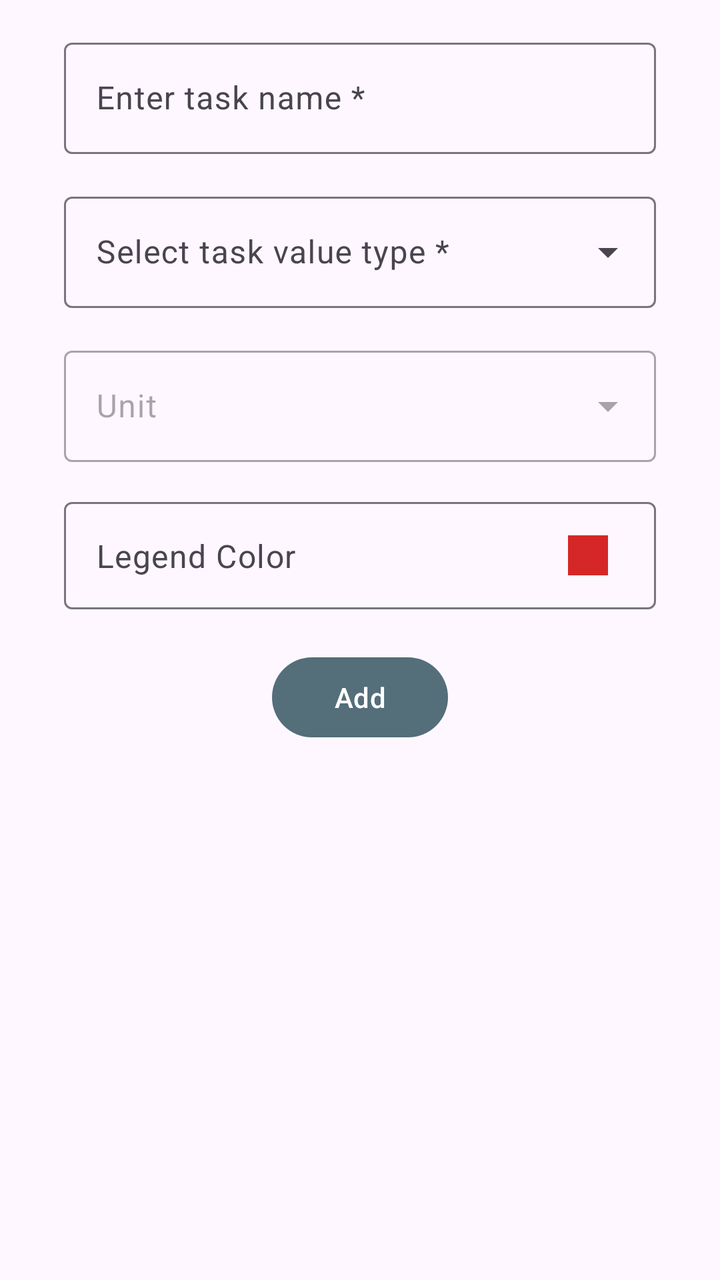
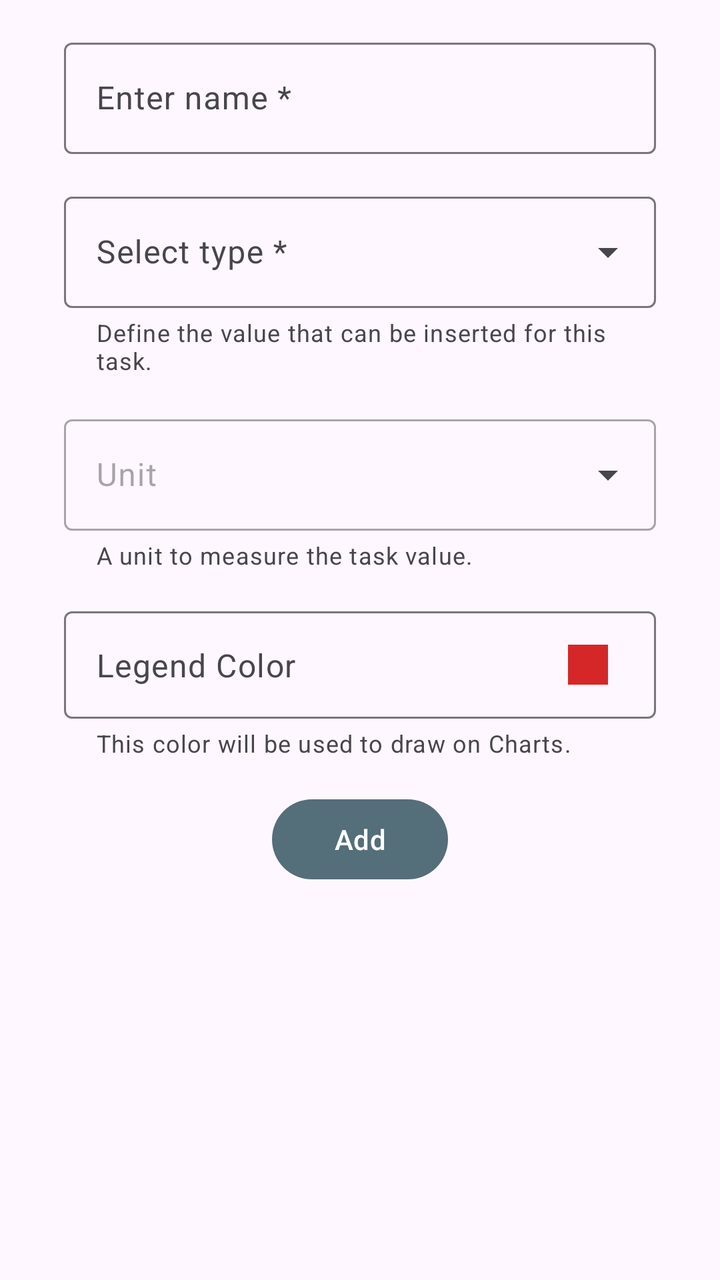

An Android layout rendered at two revisions. The XML below is the earlier revision; the diff shows what the commit changed to produce the second picture.
<!-- AndroidManifest.xml: application theme Theme.TaskTracker -->
<!-- res/layout/fragment_task.xml -->
<?xml version="1.0" encoding="utf-8"?>
<androidx.core.widget.NestedScrollView xmlns:android="http://schemas.android.com/apk/res/android"
    xmlns:app="http://schemas.android.com/apk/res-auto"
    xmlns:tools="http://schemas.android.com/tools"
    android:layout_width="match_parent"
    android:layout_height="match_parent"
    tools:context=".gui.fragments.TaskFragment">

    <androidx.constraintlayout.widget.ConstraintLayout
        android:layout_width="match_parent"
        android:layout_height="match_parent"
        android:paddingLeft="16dp"
        android:paddingRight="16dp">

        <com.google.android.material.textfield.TextInputLayout
            android:id="@+id/task_name_input_layout"
            android:layout_width="match_parent"
            android:layout_height="wrap_content"
            android:layout_marginStart="16dp"
            android:layout_marginTop="16dp"
            android:layout_marginEnd="16dp"
            android:hint="@string/task_header_name"
            app:layout_constraintStart_toStartOf="parent"
            app:layout_constraintTop_toTopOf="parent">

            <com.google.android.material.textfield.TextInputEditText
                android:id="@+id/task_name_edittext"
                android:layout_width="match_parent"
                android:layout_height="wrap_content"
                android:inputType="textCapSentences" />

        </com.google.android.material.textfield.TextInputLayout>

        <com.google.android.material.textfield.TextInputLayout
            android:id="@+id/task_type_input_layout"
            style="@style/Widget.Material3.TextInputLayout.OutlinedBox.ExposedDropdownMenu"
            android:layout_width="match_parent"
            android:layout_height="wrap_content"
            android:layout_marginStart="16dp"
            android:layout_marginTop="16dp"
            android:layout_marginEnd="16dp"
            android:hint="@string/task_header_type"
            app:layout_constraintStart_toStartOf="parent"
            app:layout_constraintTop_toBottomOf="@+id/task_name_input_layout">

            <AutoCompleteTextView
                android:id="@+id/task_type_edittext"
                android:layout_width="match_parent"
                android:layout_height="wrap_content"
                android:inputType="none" />

        </com.google.android.material.textfield.TextInputLayout>

        <com.google.android.material.textfield.TextInputLayout
            android:id="@+id/task_units_input_layout"
            style="@style/Widget.Material3.TextInputLayout.OutlinedBox.ExposedDropdownMenu"
            android:layout_width="match_parent"
            android:layout_height="wrap_content"
            android:layout_marginStart="16dp"
            android:layout_marginTop="16dp"
            android:layout_marginEnd="16dp"
            android:enabled="false"
            android:hint="@string/task_header_unit"
            app:layout_constraintStart_toStartOf="parent"
            app:layout_constraintTop_toBottomOf="@+id/task_type_input_layout">

            <AutoCompleteTextView
                android:id="@+id/task_units_edittext"
                android:layout_width="match_parent"
                android:layout_height="wrap_content"
                android:inputType="none" />

        </com.google.android.material.textfield.TextInputLayout>


        <Button
            android:id="@+id/task_color_input_button"
            style="@style/Widget.Material3.Button.OutlinedButton.Icon"
            android:layout_width="match_parent"
            android:layout_height="wrap_content"
            android:layout_marginStart="16dp"
            android:layout_marginTop="16dp"
            android:layout_marginEnd="16dp"
            android:gravity="start"
            android:paddingTop="16dp"
            android:paddingBottom="16dp"
            android:text="@string/task_header_color"
            android:textAppearance="?attr/textAppearanceBodyLarge"
            android:textColor="?attr/colorOnSurfaceVariant"
            app:icon="@color/legend_red"
            app:iconGravity="end"
            app:iconSize="20dp"
            app:iconTint="@color/legend_red"
            app:layout_constraintEnd_toEndOf="parent"
            app:layout_constraintStart_toStartOf="parent"
            app:layout_constraintTop_toBottomOf="@+id/task_units_input_layout"
            app:shapeAppearance="?attr/shapeAppearanceSmallComponent"
            app:strokeColor="?attr/colorOutline" />

        <Button
            android:id="@+id/button_add"
            android:layout_width="wrap_content"
            android:layout_height="wrap_content"
            android:layout_marginTop="16dp"
            android:text="@string/add"
            app:layout_constraintEnd_toEndOf="parent"
            app:layout_constraintStart_toStartOf="parent"
            app:layout_constraintTop_toBottomOf="@+id/task_color_input_button" />

    </androidx.constraintlayout.widget.ConstraintLayout>
</androidx.core.widget.NestedScrollView>
<!-- resources referenced by this layout -->
<resources>
  <color name="legend_red">#D62728</color>
  <string name="add">Add</string>
  <string name="task_header_color">Legend Color</string>
  <string name="task_header_name">Enter task name *</string>
  <string name="task_header_type">Select task value type *</string>
  <string name="task_header_unit">Unit</string>
  <style name="Theme.TaskTracker" parent="Base.Theme.TaskTracker" />
  <style name="Base.Theme.TaskTracker" parent="Theme.Material3.Light.NoActionBar">
          
          <item name="colorPrimaryDark">@color/colorPrimaryDark</item>
          <item name="colorAccent">@color/colorAccent</item>
          <item name="colorPrimary">@color/colorPrimary</item>
          <item name="colorOnPrimary">@color/white</item>
          <item name="colorPrimaryContainer">@color/colorPrimary</item>
          <item name="colorOnPrimaryContainer">@color/white</item>
          <item name="colorSecondaryContainer">@color/colorPrimaryLight</item>
          <item name="colorOnSecondaryContainer">@color/white</item>
          <item name="colorSurfaceVariant">@color/colorSecondaryLight</item>
      </style>
  <color name="colorPrimaryDark">#29434e</color>
  <color name="colorAccent">#546e7a</color>
  <color name="colorPrimary">#546e7a</color>
  <color name="white">#FFFFFF</color>
  <color name="colorPrimaryLight">#819ca9</color>
  <color name="colorSecondaryLight">#c1d5e0</color>
</resources>

<!-- the commit's change to res/layout/fragment_task.xml (unified diff, before → after) -->
@@ -40,6 +40,7 @@
             android:layout_marginTop="16dp"
             android:layout_marginEnd="16dp"
             android:hint="@string/task_header_type"
+            app:helperText="@string/task_details_type"
             app:layout_constraintStart_toStartOf="parent"
             app:layout_constraintTop_toBottomOf="@+id/task_name_input_layout">
 
@@ -61,6 +62,7 @@
             android:layout_marginEnd="16dp"
             android:enabled="false"
             android:hint="@string/task_header_unit"
+            app:helperText="@string/task_details_unit"
             app:layout_constraintStart_toStartOf="parent"
             app:layout_constraintTop_toBottomOf="@+id/task_type_input_layout">
 
@@ -90,12 +92,25 @@
             app:icon="@color/legend_red"
             app:iconGravity="end"
             app:iconSize="20dp"
+            app:helperText="@string/task_details_color"
             app:iconTint="@color/legend_red"
             app:layout_constraintEnd_toEndOf="parent"
             app:layout_constraintStart_toStartOf="parent"
             app:layout_constraintTop_toBottomOf="@+id/task_units_input_layout"
             app:shapeAppearance="?attr/shapeAppearanceSmallComponent"
             app:strokeColor="?attr/colorOutline" />
+
+        <TextView
+            android:id="@+id/task_color_details_text"
+            android:layout_width="0dp"
+            android:layout_height="wrap_content"
+            android:paddingLeft="16dp"
+            android:textColor="?attr/colorOnSurfaceVariant"
+            android:textAppearance="?attr/textAppearanceBodySmall"
+            android:text="@string/task_details_color"
+            app:layout_constraintTop_toBottomOf="@+id/task_color_input_button"
+            app:layout_constraintStart_toStartOf="@+id/task_color_input_button"
+            app:layout_constraintEnd_toEndOf="@+id/task_color_input_button"/>
 
         <Button
             android:id="@+id/button_add"
@@ -105,7 +120,7 @@
             android:text="@string/add"
             app:layout_constraintEnd_toEndOf="parent"
             app:layout_constraintStart_toStartOf="parent"
-            app:layout_constraintTop_toBottomOf="@+id/task_color_input_button" />
+            app:layout_constraintTop_toBottomOf="@+id/task_color_details_text" />
 
     </androidx.constraintlayout.widget.ConstraintLayout>
 </androidx.core.widget.NestedScrollView>
<!-- resource entries referenced after the edit -->
@@ -2,9 +2,12 @@
 <resources>
   <color name="legend_red">#D62728</color>
   <string name="add">Add</string>
+  <string name="task_details_color">This color will be used to draw on Charts.</string>
+  <string name="task_details_type">Define the value that can be inserted for this task.</string>
+  <string name="task_details_unit">A unit to measure the task value.</string>
   <string name="task_header_color">Legend Color</string>
-  <string name="task_header_name">Enter task name *</string>
-  <string name="task_header_type">Select task value type *</string>
+  <string name="task_header_name">Enter name *</string>
+  <string name="task_header_type">Select type *</string>
   <string name="task_header_unit">Unit</string>
   <style name="Theme.TaskTracker" parent="Base.Theme.TaskTracker" />
   <style name="Base.Theme.TaskTracker" parent="Theme.Material3.Light.NoActionBar">
